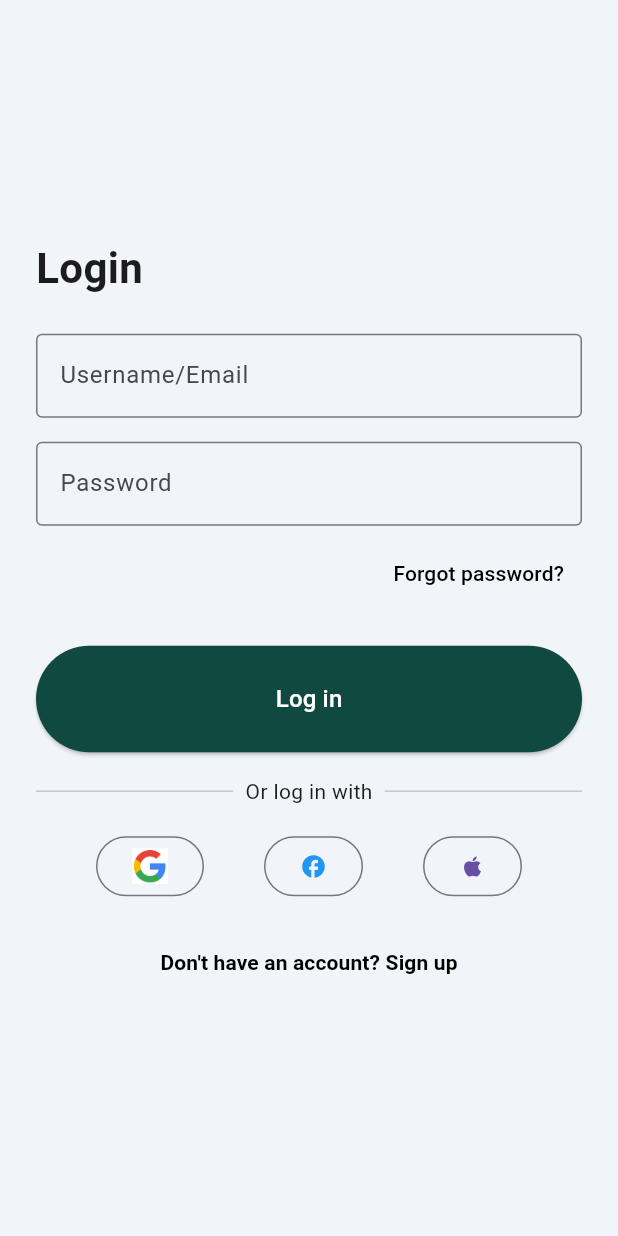
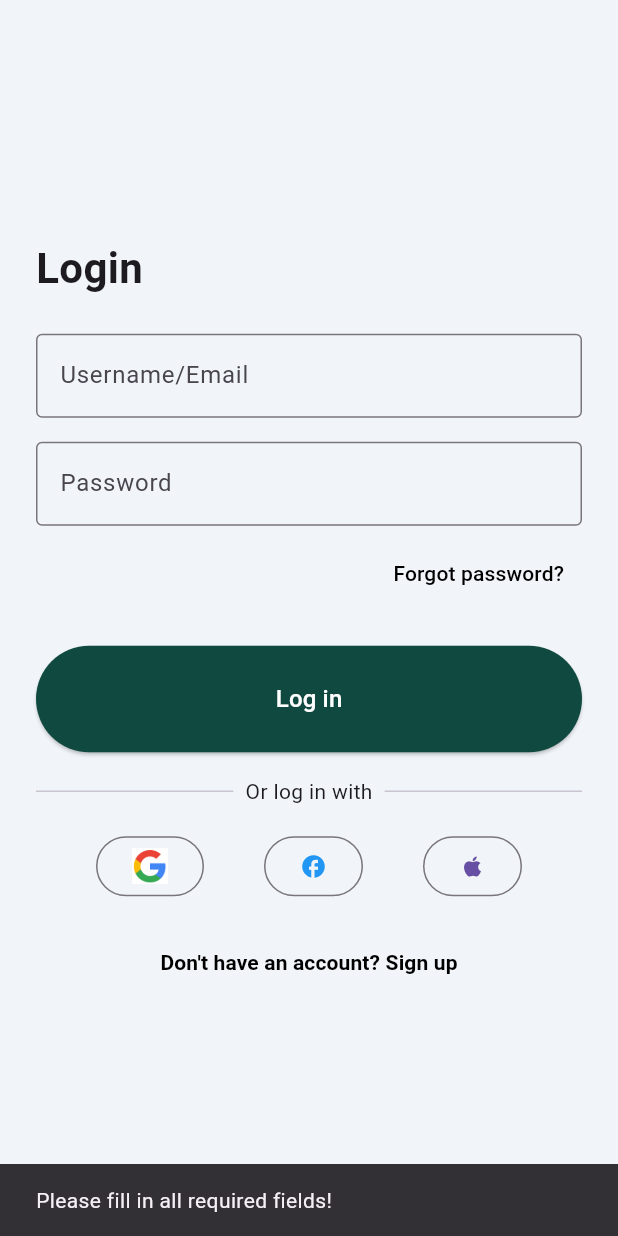
Before and after one commit to kensunjaya/ReBio, a Flutter app: the screen it shows after launch, after a tap on "Log in", on a phone screen of 412 x 824 dp. Run offline on Flutter 3.47's test engine with Material 3 defaults, Android fonts, the phone set to English and light mode, and no system bars; our stand-ins replace cloud_firestore, firebase_auth, firebase_core, flutter_svg, google_fonts, image_picker; accounts and stored records are empty.

Commit message:
Updating firebase emai/password login on LoginPage

```diff
--- a/lib/pages/login.dart
+++ b/lib/pages/login.dart
@@ -11,17 +11,27 @@ class LoginPage extends StatelessWidget {
   final passwordController = TextEditingController();
 
   Future<void> login(BuildContext context) async {
-    if (emailController.text.isEmpty || passwordController.text.isEmpty) {
+    final email = emailController.text.trim();
+    final password = passwordController.text.trim();
+
+
+    if (email.isEmpty || password.isEmpty) {
       // CustomToast(context).showToast('Please fill in all required fields!', Icons.error_rounded);
+      ScaffoldMessenger.of(context).showSnackBar(
+        SnackBar(content: Text('Please fill in all required fields!')),
+      );
       return;
     }
 
     try {
       await Auth().signInWithEmailAndPassword(
-        email: emailController.text.trim(),
-        password: passwordController.text.trim(),
+        email: email,
+        password: password,
       );
       // CustomToast(context).showToast('Logged in successfully!', Icons.check_rounded);
+      ScaffoldMessenger.of(context).showSnackBar(
+        SnackBar(content: Text('Login successful!')),
+      );
       Navigator.pushReplacementNamed(context, '/home');
     } on FirebaseAuthException catch (e) {
       String errorMessage = switch (e.code) {
@@ -31,9 +41,14 @@ class LoginPage extends StatelessWidget {
         'wrong-password' => 'Incorrect password.',
         _ => 'Login failed. Please try again.',
       };
+      ScaffoldMessenger.of(context).showSnackBar(
+        SnackBar(content: Text(errorMessage)),
+      );
       // CustomToast(context).showToast(errorMessage, Icons.error_rounded);
-    } catch (e) {
-      // CustomToast(context).showToast('An unexpected error occurred.', Icons.error_rounded);
+    } catch (_) {
+      ScaffoldMessenger.of(context).showSnackBar(
+        SnackBar(content: Text('An unexpected error occured.')),
+      );
     }
   }
 
```
